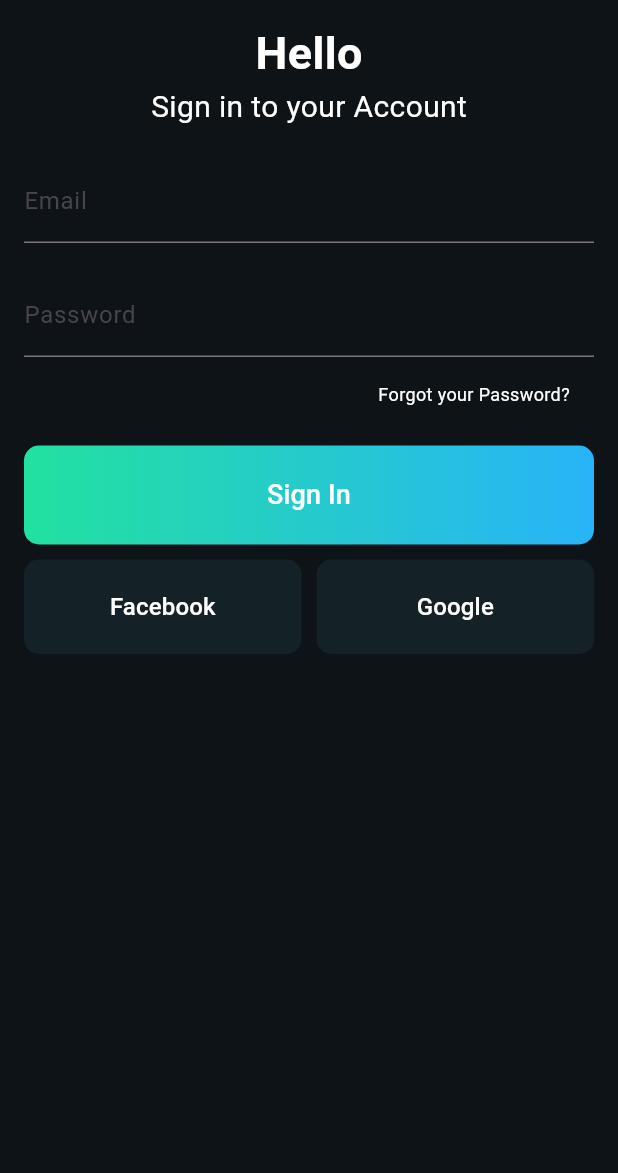
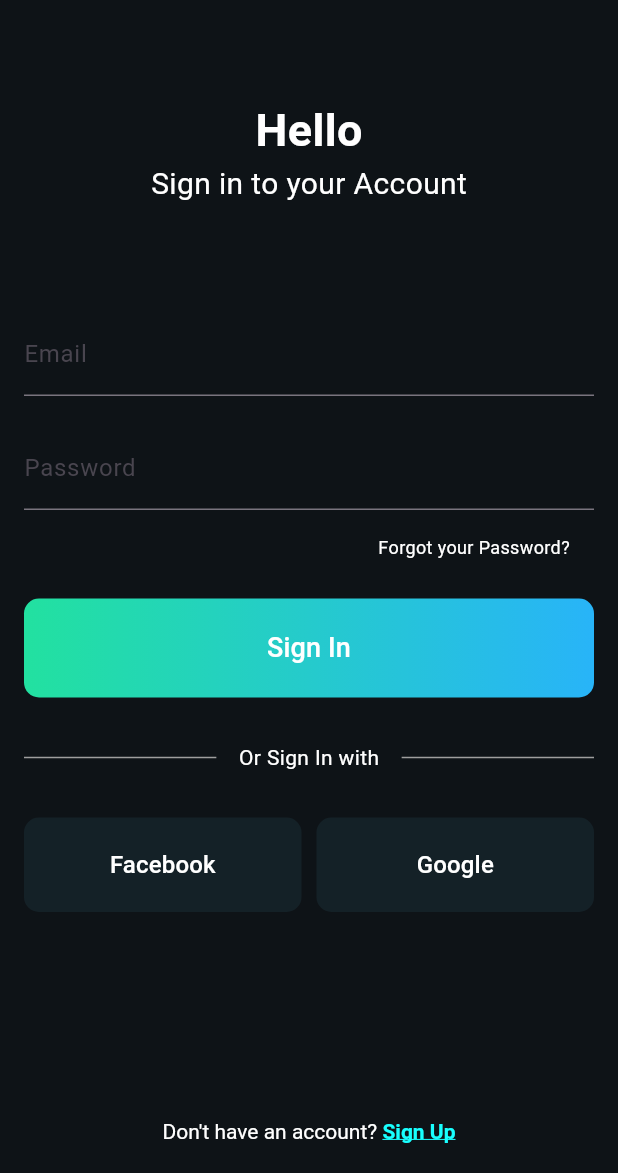
Before and after one commit to jtareen/lab4-task2, a Flutter app: the screen it shows after launch, on a phone screen of 412 x 824 dp, the part 63-1236 px from its top. Run offline on Flutter 3.47's test engine with Material 3 defaults, Android fonts, the light colour scheme and no system bars.

Commit message:
completed the task

```diff
--- a/lib/main.dart
+++ b/lib/main.dart
@@ -1,6 +1,5 @@
 import 'package:flutter/material.dart';
-import 'package:lab4_task2/widgets/gardient_button.dart';
-import 'package:lab4_task2/widgets/primary_button.dart';
+import 'package:lab4_task2/screens/signin_page.dart';
 
 void main() {
   runApp(const MainApp());
@@ -11,91 +10,6 @@ class MainApp extends StatelessWidget {
 
   @override
   Widget build(BuildContext context) {
-    return MaterialApp(
-      home: Scaffold(
-        appBar: AppBar(
-          title: const Text(
-            'Complex UI',
-            style: TextStyle(color: Colors.white, fontWeight: FontWeight.bold),
-          ),
-          centerTitle: true,
-          backgroundColor: const Color.fromRGBO(14, 19, 23, 1.0),
-        ),
-        backgroundColor: const Color.fromRGBO(14, 19, 23, 1.0),
-        body: Center(
-            child: Padding(
-          padding: EdgeInsets.symmetric(horizontal: 16.0),
-          child: Column(
-            children: [
-              const Text(
-                'Hello',
-                style: TextStyle(
-                    color: Colors.white,
-                    fontSize: 30,
-                    fontWeight: FontWeight.bold),
-              ),
-              const Text(
-                'Sign in to your Account',
-                style: TextStyle(
-                  color: Colors.white,
-                  fontSize: 20,
-                ),
-              ),
-              const Padding(
-                  padding: EdgeInsets.only(top: 20.0),
-                  child: TextField(
-                      decoration: InputDecoration(
-                          labelText: 'Email', border: UnderlineInputBorder()),
-                      keyboardType: TextInputType.emailAddress,
-                      style: TextStyle(
-                          color: Colors.white, fontWeight: FontWeight.w100))),
-              const Padding(
-                  padding: EdgeInsets.only(top: 20.0),
-                  child: TextField(
-                    decoration: InputDecoration(
-                      labelText: 'Password',
-                      border: UnderlineInputBorder(),
-                    ),
-                    obscureText: true,
-                    style: TextStyle(color: Colors.white),
-                  )),
-              Container(
-                width: double.infinity, // Makes the container full width
-                padding: const EdgeInsets.all(16.0),
-                child: const Text(
-                  'Forgot your Password?',
-                  textAlign: TextAlign.right, // Aligns text to the right
-                  style: TextStyle(
-                      fontSize: 12,
-                      color: Colors.white), // Optional: Customize text style
-                ),
-              ),
-              const SizedBox(
-                height: 10,
-              ),
-              gradientButton('Sign In', [
-                const Color.fromRGBO(34, 225, 160, 1.0),
-                const Color.fromRGBO(40, 180, 248, 1.0)
-              ]),
-              const SizedBox(
-                height: 10,
-              ),
-              Row(
-                mainAxisAlignment: MainAxisAlignment.center,
-                children: [
-                  Expanded(child: primaryButton('Facebook')),
-                  const SizedBox(
-                    width: 10,
-                  ),
-                  Expanded(
-                    child: primaryButton('Google'),
-                  ),
-                ],
-              )
-            ],
-          ),
-        )),
-      ),
-    );
+    return const MaterialApp(home: SignInPage());
   }
 }
```
